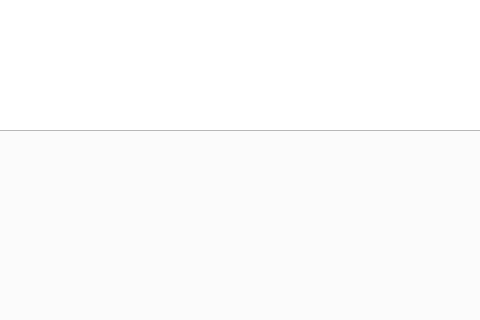
Old version of the form ProgramaConUI/InterfazMenu.ui in the repository bryanjimenezchacon/Progra1Algebra; both pictures show x 337 to 817 and y 257 to 577 of the 1255 by 731 pixel window.
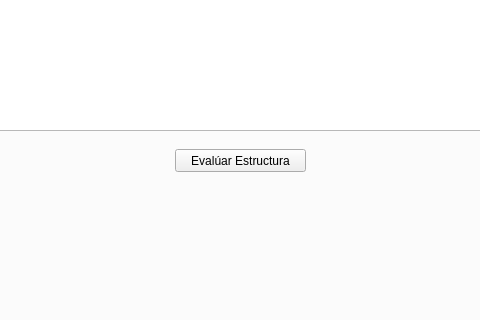
New version of the form.

The edit to the form file:
```diff
--- a/ProgramaConUI/InterfazMenu.ui
+++ b/ProgramaConUI/InterfazMenu.ui
@@ -875,6 +875,19 @@
        </property>
       </column>
      </widget>
+     <widget class="QPushButton" name="pushButtonEvaluarEstructura">
+      <property name="geometry">
+       <rect>
+        <x>510</x>
+        <y>380</y>
+        <width>131</width>
+        <height>23</height>
+       </rect>
+      </property>
+      <property name="text">
+       <string>Evalúar Estructura</string>
+      </property>
+     </widget>
     </widget>
    </widget>
    <widget class="QComboBox" name="comboBox_4">
```
Left out of the diff: 3 changed lines with no effect on the pictures.
